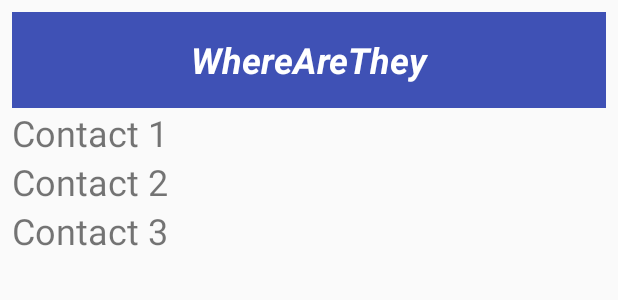
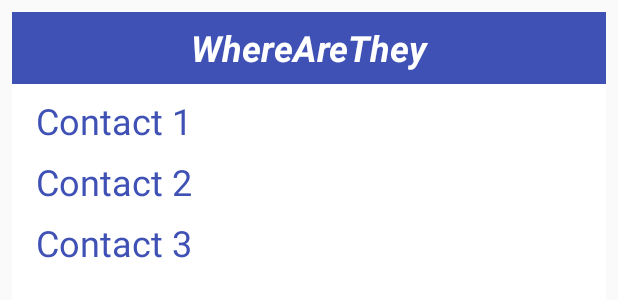
Before and after one commit to nbmaltais/P6-WhereAreThey, an Android app: the layout favorite_contacts_widget.xml on its own in the app's theme, with its tools: preview values and no code run, on a phone screen of 412 x 824 dp. Shown: the top 300 px of the screen. Run offline under Robolectric (Android 15) with nearby library versions, the phone set to English and light mode, and no system bars.

Commit message:
Fixed issues with app widget.

```diff
--- a/app/src/main/java/ca/nbsoft/whereareyou/widget/FavoriteContactsWidget.java
+++ b/app/src/main/java/ca/nbsoft/whereareyou/widget/FavoriteContactsWidget.java
@@ -15,6 +15,7 @@ import android.widget.RemoteViews;
 
 import ca.nbsoft.whereareyou.R;
 import ca.nbsoft.whereareyou.ui.contact.ContactDetailActivity;
+import ca.nbsoft.whereareyou.ui.main.MainActivity;
 
 /**
  * Implementation of App Widget functionality.
@@ -49,17 +50,20 @@ public class FavoriteContactsWidget extends AppWidgetProvider {
         String userId3 = sharedPreferences.getString(FavoriteContactsWidgetConfigureActivity.userIdKey(2,appWidgetId), null);
 
 
-        views.setTextViewText(R.id.appwidget_contact1,name1);
-        views.setTextViewText(R.id.appwidget_contact2,name2);
+        views.setTextViewText(R.id.appwidget_contact1, name1);
+        views.setTextViewText(R.id.appwidget_contact2, name2);
         views.setTextViewText(R.id.appwidget_contact3, name3);
 
         views.setViewVisibility(R.id.appwidget_contact1, userId1 != null ? View.VISIBLE : View.GONE);
-        views.setViewVisibility(R.id.appwidget_contact2, userId2!=null ? View.VISIBLE : View.GONE);
-        views.setViewVisibility(R.id.appwidget_contact3, userId3!=null ? View.VISIBLE : View.GONE);
+        views.setViewVisibility(R.id.appwidget_contact2, userId2 != null ? View.VISIBLE : View.GONE);
+        views.setViewVisibility(R.id.appwidget_contact3, userId3 != null ? View.VISIBLE : View.GONE);
 
         views.setContentDescription(R.id.appwidget_contact1, context.getString(R.string.widget_contact_button_description, name1));
-        views.setContentDescription(R.id.appwidget_contact2, context.getString(R.string.widget_contact_button_description,name2));
-        views.setContentDescription(R.id.appwidget_contact3, context.getString(R.string.widget_contact_button_description,name3));
+        views.setContentDescription(R.id.appwidget_contact2, context.getString(R.string.widget_contact_button_description, name2));
+        views.setContentDescription(R.id.appwidget_contact3, context.getString(R.string.widget_contact_button_description, name3));
+
+        Intent mainIntent = new Intent(context, MainActivity.class);
+        views.setOnClickPendingIntent(R.id.appwidget_header, PendingIntent.getActivity(context, 0, mainIntent,0));
 
         if(userId1!=null) {
             views.setOnClickPendingIntent(R.id.appwidget_contact1, getOnClickPendingIntent(context,11,userId1));
--- a/app/src/main/res/layout/favorite_contacts_widget.xml
+++ b/app/src/main/res/layout/favorite_contacts_widget.xml
@@ -4,9 +4,10 @@
                 android:layout_height="match_parent"
                 android:padding="@dimen/widget_margin"
                 android:layout_margin="@dimen/widget_layout_margin"
-                android:orientation="vertical">
+                android:orientation="vertical"
+                android:background="@android:color/white">
 
-    <TextView
+    <!--<TextView
         android:id="@+id/appwidget_header"
         android:layout_width="match_parent"
         android:layout_height="?attr/listPreferredItemHeight"
@@ -15,9 +16,21 @@
         android:textColor="#ffffff"
         android:textSize="@dimen/widget_text_size"
         android:gravity="center"
+        android:textStyle="bold|italic"/>-->
+
+    <TextView
+        android:id="@+id/appwidget_header"
+        android:layout_width="match_parent"
+        android:layout_height="48dp"
+        android:background="@color/colorPrimary"
+        android:text="@string/app_name"
+        android:textColor="#ffffff"
+        android:textSize="@dimen/widget_text_size"
+        android:gravity="center"
         android:textStyle="bold|italic"/>
 
     <TextView
+        android:layout_marginTop="8dp"
         android:id="@+id/appwidget_contact1"
         android:layout_width="wrap_content"
         android:layout_height="wrap_content"
@@ -37,7 +50,8 @@
         android:id="@+id/appwidget_contact3"
         android:layout_width="wrap_content"
         android:layout_height="wrap_content"
+        android:theme="@style/widget_favorite_item"
         android:text="@string/widget_contact3_default_text"
-        android:theme="@style/widget_favorite_item"/>
+        />
 
 </LinearLayout>
--- a/app/src/main/res/values/styles.xml
+++ b/app/src/main/res/values/styles.xml
@@ -31,6 +31,10 @@
     </style>
 
     <style name="widget_favorite_item">
+        <item name="android:paddingStart">16dp</item>
+        <item name="android:paddingEnd">16dp</item>
+        <item name="android:paddingBottom">8dp</item>
+        <item name="android:textColor">@color/colorPrimary</item>
         <item name="android:textSize">@dimen/widget_text_size</item>
         <item name="android:background">?android:attr/selectableItemBackground</item >
     </style>
--- a/app/src/main/res/xml/favorite_contacts_widget_info.xml
+++ b/app/src/main/res/xml/favorite_contacts_widget_info.xml
@@ -4,7 +4,7 @@
                     android:initialKeyguardLayout="@layout/favorite_contacts_widget"
                     android:initialLayout="@layout/favorite_contacts_widget"
                     android:minHeight="40dp"
-                    android:minWidth="250dp"
+                    android:minWidth="100dp"
                     android:previewImage="@drawable/example_appwidget_preview"
                     android:resizeMode="horizontal|vertical"
                     android:updatePeriodMillis="0"
```
